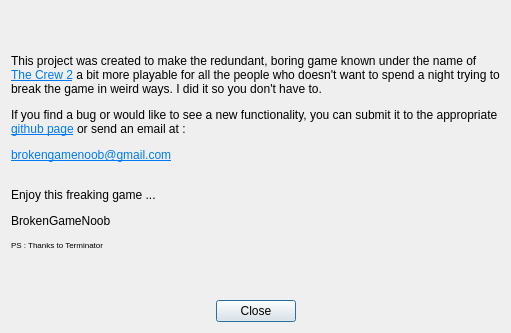
Above: BrokenTC2/Utils/Dialog_About.ui from BrokenGameNoob/BrokenTC2 before the change. Below: the same form after it.
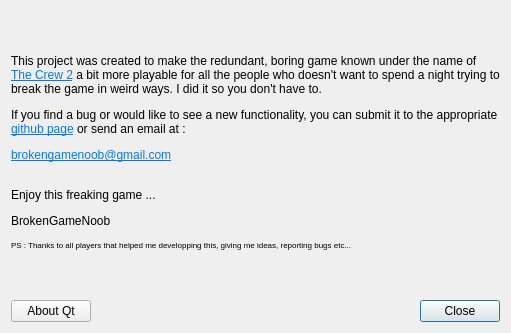
That is the form after the change.

Commit message: per-release 2.0 -> Probably fixed issue #1

Diff of the .ui file:
```diff
--- a/BrokenTC2/Utils/Dialog_About.ui
+++ b/BrokenTC2/Utils/Dialog_About.ui
@@ -19,25 +19,15 @@
   <property name="windowTitle">
    <string>About</string>
   </property>
-  <layout class="QVBoxLayout" name="verticalLayout">
-   <item>
-    <widget class="QLabel" name="lbl_pic">
-     <property name="text">
-      <string>&lt;html&gt;&lt;head/&gt;&lt;body&gt;&lt;p&gt;This project was created to make the redundant, boring game known under the name of &lt;a href=&quot;https://www.ubisoft.com/fr-fr/game/the-crew/the-crew-2&quot;&gt;&lt;span style=&quot; text-decoration: underline; color:#007af4;&quot;&gt;The Crew 2&lt;/span&gt;&lt;/a&gt; a bit more playable for all the people who doesn't want to spend a night trying to break the game in weird ways. I did it so you don't have to.&lt;/p&gt;&lt;p&gt;If you find a bug or would like to see a new functionality, you can submit it to the appropriate &lt;a href=&quot;https://github.com/BrokenGameNoob/BrokenTC2/issues&quot;&gt;&lt;span style=&quot; text-decoration: underline; color:#007af4;&quot;&gt;github page&lt;/span&gt;&lt;/a&gt; or send an email at : &lt;/p&gt;&lt;p&gt;&lt;a href=&quot;mailto:brokengamenoob@gmail.com&quot;&gt;&lt;span style=&quot; text-decoration: underline; color:#007af4;&quot;&gt;brokengamenoob@gmail.com&lt;/span&gt;&lt;/a&gt;&lt;br/&gt;&lt;/p&gt;&lt;p&gt;Enjoy this freaking game ... &lt;/p&gt;&lt;p&gt;BrokenGameNoob&lt;/p&gt;&lt;p&gt;&lt;span style=&quot; font-size:6pt;&quot;&gt;PS : Thanks to Terminator&lt;/span&gt;&lt;/p&gt;&lt;/body&gt;&lt;/html&gt;</string>
-     </property>
-     <property name="scaledContents">
-      <bool>true</bool>
-     </property>
-     <property name="wordWrap">
-      <bool>true</bool>
-     </property>
-     <property name="openExternalLinks">
-      <bool>true</bool>
-     </property>
-    </widget>
-   </item>
-   <item>
+  <layout class="QGridLayout" name="gridLayout">
+   <item row="2" column="2">
     <widget class="QDialogButtonBox" name="buttonBox">
+     <property name="sizePolicy">
+      <sizepolicy hsizetype="Maximum" vsizetype="Fixed">
+       <horstretch>0</horstretch>
+       <verstretch>0</verstretch>
+      </sizepolicy>
+     </property>
      <property name="orientation">
       <enum>Qt::Horizontal</enum>
      </property>
@@ -49,6 +39,42 @@
      </property>
     </widget>
    </item>
+   <item row="2" column="0">
+    <widget class="QPushButton" name="pb_qt">
+     <property name="text">
+      <string>About Qt</string>
+     </property>
+    </widget>
+   </item>
+   <item row="0" column="0" colspan="3">
+    <widget class="QLabel" name="lbl_pic">
+     <property name="text">
+      <string>&lt;html&gt;&lt;head/&gt;&lt;body&gt;&lt;p&gt;This project was created to make the redundant, boring game known under the name of &lt;a href=&quot;https://www.ubisoft.com/fr-fr/game/the-crew/the-crew-2&quot;&gt;&lt;span style=&quot; text-decoration: underline; color:#007af4;&quot;&gt;The Crew 2&lt;/span&gt;&lt;/a&gt; a bit more playable for all the people who doesn't want to spend a night trying to break the game in weird ways. I did it so you don't have to.&lt;/p&gt;&lt;p&gt;If you find a bug or would like to see a new functionality, you can submit it to the appropriate &lt;a href=&quot;https://github.com/BrokenGameNoob/BrokenTC2/issues&quot;&gt;&lt;span style=&quot; text-decoration: underline; color:#007af4;&quot;&gt;github page&lt;/span&gt;&lt;/a&gt; or send an email at : &lt;/p&gt;&lt;p&gt;&lt;a href=&quot;mailto:brokengamenoob@gmail.com&quot;&gt;&lt;span style=&quot; text-decoration: underline; color:#007af4;&quot;&gt;brokengamenoob@gmail.com&lt;/span&gt;&lt;/a&gt;&lt;br/&gt;&lt;/p&gt;&lt;p&gt;Enjoy this freaking game ... &lt;/p&gt;&lt;p&gt;BrokenGameNoob&lt;/p&gt;&lt;p&gt;&lt;span style=&quot; font-size:6pt;&quot;&gt;PS : Thanks to all players that helped me developping this, giving me ideas, reporting bugs etc...&lt;/span&gt;&lt;/p&gt;&lt;/body&gt;&lt;/html&gt;</string>
+     </property>
+     <property name="scaledContents">
+      <bool>true</bool>
+     </property>
+     <property name="wordWrap">
+      <bool>true</bool>
+     </property>
+     <property name="openExternalLinks">
+      <bool>true</bool>
+     </property>
+    </widget>
+   </item>
+   <item row="2" column="1">
+    <spacer name="horizontalSpacer">
+     <property name="orientation">
+      <enum>Qt::Horizontal</enum>
+     </property>
+     <property name="sizeHint" stdset="0">
+      <size>
+       <width>40</width>
+       <height>20</height>
+      </size>
+     </property>
+    </spacer>
+   </item>
   </layout>
  </widget>
  <resources/>
```
The commit also changes 11 other files.
